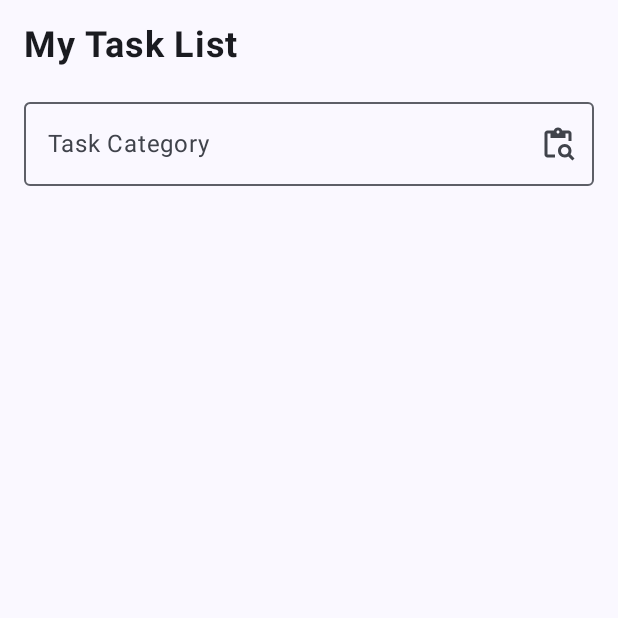
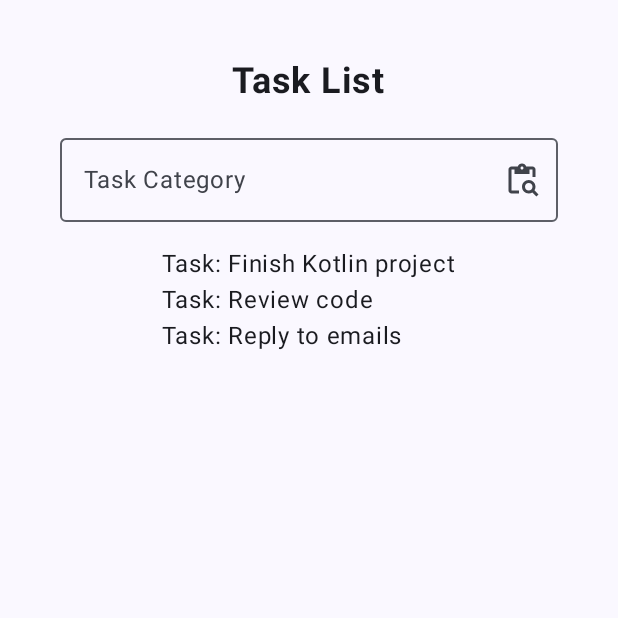
Before and after one commit to vicmazzola/lazy-tasks, an Android app built with Jetpack Compose: the screen it shows after launch (MainActivity), on a phone screen of 412 x 824 dp, the top half of it. Run offline under Robolectric (Android 15) with nearby library versions, the phone set to English and light mode, and no system bars.

Commit message:
feat: Add LazyColumn implementation

```diff
--- a/app/src/main/java/com/example/lazytasks/MainActivity.kt
+++ b/app/src/main/java/com/example/lazytasks/MainActivity.kt
@@ -11,6 +11,7 @@ import androidx.compose.foundation.layout.fillMaxSize
 import androidx.compose.foundation.layout.fillMaxWidth
 import androidx.compose.foundation.layout.height
 import androidx.compose.foundation.layout.padding
+import androidx.compose.foundation.lazy.LazyColumn
 import androidx.compose.material3.ExperimentalMaterial3Api
 import androidx.compose.material3.Icon
 import androidx.compose.material3.IconButton
@@ -19,11 +20,13 @@ import androidx.compose.material3.OutlinedTextField
 import androidx.compose.material3.Surface
 import androidx.compose.material3.Text
 import androidx.compose.runtime.Composable
+import androidx.compose.ui.Alignment
 import androidx.compose.ui.Modifier
 import androidx.compose.ui.res.painterResource
 import androidx.compose.ui.res.stringResource
 import androidx.compose.ui.text.font.FontWeight
 import androidx.compose.ui.tooling.preview.Preview
+import androidx.compose.foundation.lazy.items
 import androidx.compose.ui.unit.dp
 import androidx.compose.ui.unit.sp
 import com.example.lazytasks.repository.getTasksByCategory
@@ -50,11 +53,12 @@ class MainActivity : ComponentActivity() {
 @OptIn(ExperimentalMaterial3Api::class)
 @Composable
 fun TaskScreen() {
-    Column(modifier = Modifier.padding(16.dp)) {
+    Column(modifier = Modifier.padding(40.dp),
+        horizontalAlignment = Alignment.CenterHorizontally) {
         Text(
             text = stringResource(id = R.string.task_list_title),
             fontSize = 24.sp,
-            fontWeight = FontWeight.Bold
+            fontWeight = FontWeight.Bold,
         )
         Spacer(modifier = Modifier.height(16.dp))
         OutlinedTextField(
@@ -75,6 +79,12 @@ fun TaskScreen() {
             }
         )
         Spacer(modifier = Modifier.height(16.dp))
+        LazyColumn {
+            items(getTasksByCategory("Work")) { task ->
+                Text(text = "Task: ${task.title}")
+            }
+        }
+
     }
 
 }
--- a/app/src/main/res/values/strings.xml
+++ b/app/src/main/res/values/strings.xml
@@ -4,7 +4,7 @@
     <string name="app_name">LazyTasks</string>
 
     <!-- Screen Titles -->
-    <string name="task_list_title">My Task List</string>
+    <string name="task_list_title">Task List</string>
 
     <!-- Labels -->
     <string name="task_category_label">Task Category</string>
```
Also changed, not shown: app/src/main/java/com/example/lazytasks/model/Task.kt (renamed from app/src/main/java/com/example/lazytasks/model/Tasks.kt).
